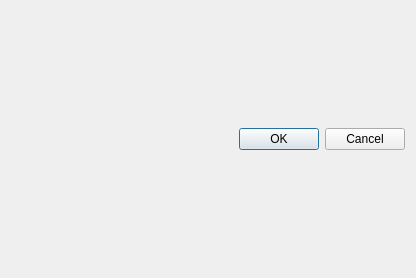
Before: the Qt Designer form ui_hotkey.ui in jschmer/PyMangaReader, drawn with Qt 5.
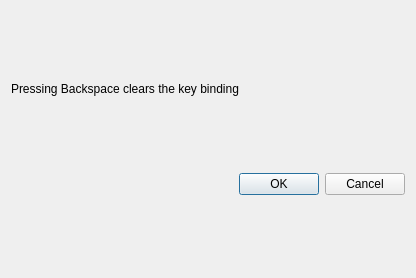
After: the same form once the commit is applied.

Commit message: Saving Hotkey settings between application launches!

```diff
--- a/ui_hotkey.ui
+++ b/ui_hotkey.ui
@@ -14,6 +14,19 @@
    <string>PyMangaReader Settings</string>
   </property>
   <layout class="QVBoxLayout" name="verticalLayout_2">
+   <item>
+    <widget class="QLabel" name="label">
+     <property name="sizePolicy">
+      <sizepolicy hsizetype="Preferred" vsizetype="Fixed">
+       <horstretch>0</horstretch>
+       <verstretch>0</verstretch>
+      </sizepolicy>
+     </property>
+     <property name="text">
+      <string>Pressing Backspace clears the key binding</string>
+     </property>
+    </widget>
+   </item>
    <item>
     <layout class="QFormLayout" name="formLayout">
      <property name="fieldGrowthPolicy">
```
The commit also changes 5 other files.
